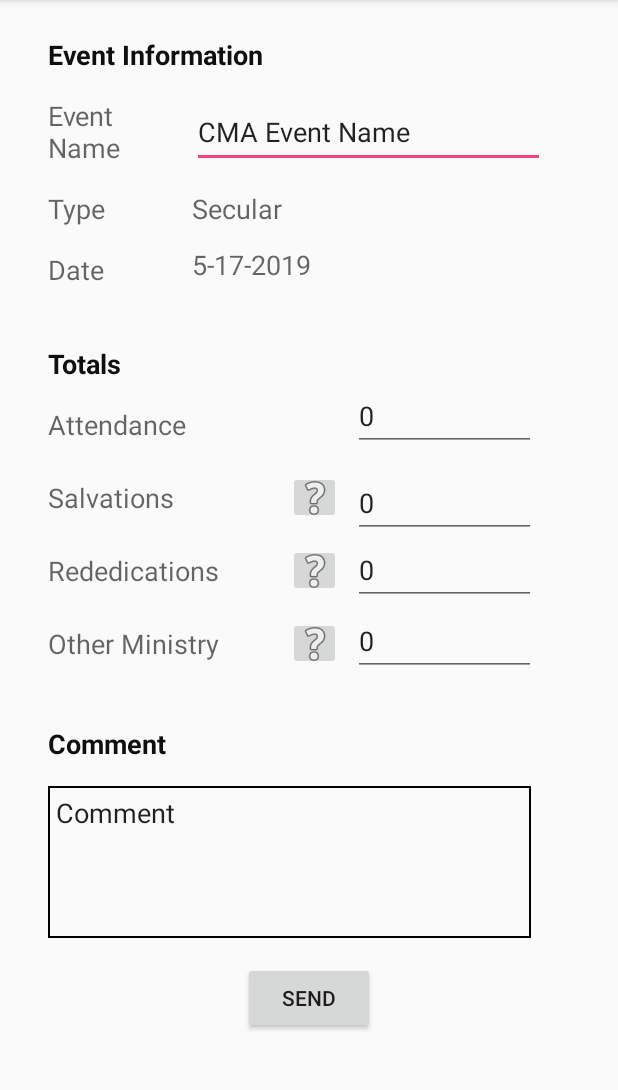
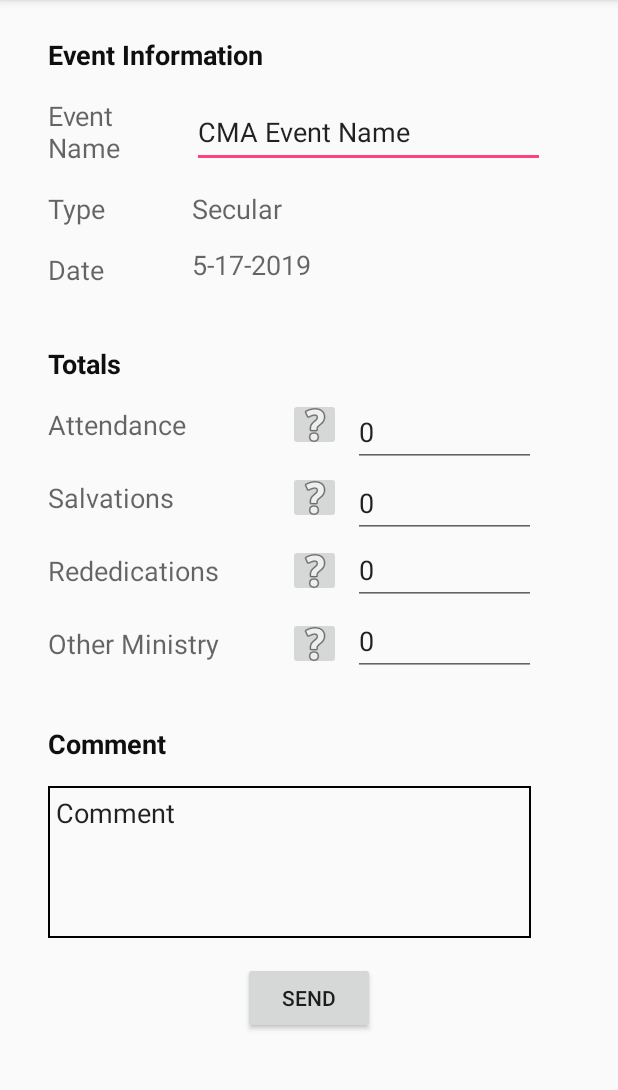
Before and after one commit to pauldshep/CMAActivityReport, an Android app: the screen it shows after launch (ActivityMain), on a phone screen of 412 x 824 dp, the part 84-1174 px from its top. Run offline under Robolectric (Android 15) with nearby library versions, the phone set to English and light mode, and no system bars.

Commit message:
Help  for attendance

```diff
--- a/app/src/main/java/com/sss/android/cmaactivityreport/ActivityMain.java
+++ b/app/src/main/java/com/sss/android/cmaactivityreport/ActivityMain.java
@@ -3,7 +3,6 @@ package com.sss.android.cmaactivityreport;
 import android.content.Context;
 import android.content.DialogInterface;
 import android.content.Intent;
-import android.media.Image;
 import android.support.v7.app.ActionBar;
 import android.support.v7.app.AlertDialog;
 import android.support.v7.app.AppCompatActivity;
@@ -14,7 +13,6 @@ import android.view.MenuInflater;
 import android.view.MenuItem;
 import android.view.View;
 import android.widget.*;
-import org.w3c.dom.Text;
 
 
 /**
@@ -242,25 +240,24 @@ public class ActivityMain extends AppCompatActivity
         //----------------------------------------------------------------------
         // Help Buttons
         //----------------------------------------------------------------------
-        ImageButton ib_other_help = findViewById(R.id.imageButtonOtherHelp);
-        ib_other_help.setOnClickListener(new View.OnClickListener()
+
+        ImageButton ib_attend = findViewById(R.id.imageButtonAttendHelp);
+        ib_attend.setOnClickListener(new View.OnClickListener()
         {
             @Override
             public void onClick(View v)
             {
-                helpDialog("Other Ministry",
-                    "Those you personally prayed with or helped in a matter other than salvation or rededication");
+                helpDialog("Attendance", getString(R.string.help_attendance));
             }
         });
 
-        ImageButton ib_salvation    = findViewById(R.id.imageButtonSlavationHelp);
+        ImageButton ib_salvation = findViewById(R.id.imageButtonSalvationHelp);
         ib_salvation.setOnClickListener(new View.OnClickListener()
         {
             @Override
             public void onClick(View v)
             {
-                helpDialog("Salvation",
-                        "Those you personally prayed with to accept Christ as Lord and Savior");
+                helpDialog("Salvation", getString(R.string.help_salvation));
             }
         });
 
@@ -270,8 +267,17 @@ public class ActivityMain extends AppCompatActivity
             @Override
             public void onClick(View v)
             {
-                helpDialog("Rededication",
-                        "Those you personally prayed with for rededication or recommitment to Christ");
+                helpDialog("Rededication", getString(R.string.help_rededication));
+            }
+        });
+
+        ImageButton ib_other_help   = findViewById(R.id.imageButtonOtherHelp);
+        ib_other_help.setOnClickListener(new View.OnClickListener()
+        {
+            @Override
+            public void onClick(View v)
+            {
+                helpDialog("Other Ministry", getString(R.string.help_other));
             }
         });
 
--- a/app/src/main/res/layout/activity_main.xml
+++ b/app/src/main/res/layout/activity_main.xml
@@ -37,15 +37,7 @@
                     android:layout_marginStart="8dp"
                     app:layout_constraintTop_toTopOf="@+id/textView_other"
                     app:layout_constraintBottom_toBottomOf="@+id/textView_other"/>
-            <ImageButton
-                    android:layout_width="35dp"
-                    android:layout_height="35dp"
-                    app:srcCompat="@android:drawable/ic_menu_help"
-                    android:id="@+id/imageButtonSlavationHelp"
-                    app:layout_constraintStart_toEndOf="@+id/textView_salvations"
-                    android:layout_marginStart="8dp"
-                    app:layout_constraintTop_toTopOf="@+id/textView_salvations"
-                    app:layout_constraintBottom_toBottomOf="@+id/textView_salvations"/>
+
             <TextView
                     android:layout_width="wrap_content"
                     android:layout_height="wrap_content"
@@ -124,10 +116,10 @@
 
             <!-- Event Date -->
             <TextView
-                    android:id="@+id/textViewDateTitle"
                     android:layout_width="64dp"
                     android:layout_height="wrap_content"
                     android:text="@string/event_date"
+                    android:id="@+id/textViewDateTitle"
                     android:textAppearance="?android:attr/textAppearanceMedium"
                     android:layout_alignParentStart="true"
                     android:gravity="center_vertical"
@@ -140,13 +132,13 @@
                     app:layout_constraintTop_toBottomOf="@+id/textViewTypeTitle"/>
 
             <TextView
-                    android:id="@+id/textViewEventDate"
                     android:layout_width="215dp"
                     android:layout_height="28dp"
                     android:inputType="date"
                     android:textAppearance="?android:attr/textAppearanceMedium"
                     android:text="@string/edittext_date"
                     android:ems="10"
+                    android:id="@+id/textViewEventDate"
                     android:layout_alignStart="@+id/textViewEventType"
                     android:layout_alignEnd="@+id/textViewEventType"
                     android:layout_below="@+id/textViewEventType"
@@ -190,6 +182,16 @@
                     android:layout_marginStart="24dp"
                     app:layout_constraintStart_toStartOf="parent"/>
 
+            <ImageButton
+                    android:id="@+id/imageButtonAttendHelp"
+                    app:srcCompat="@android:drawable/ic_menu_help"
+                    android:layout_width="35dp"
+                    android:layout_height="35dp"
+                    app:layout_constraintTop_toTopOf="@+id/eventAttend"
+                    app:layout_constraintBottom_toBottomOf="@+id/eventAttend"
+                    app:layout_constraintStart_toEndOf="@+id/eventAttend"
+                    android:layout_marginStart="8dp"/>
+
             <EditText
                     android:id="@+id/editTextEventAttend"
                     android:layout_width="122dp"
@@ -202,8 +204,9 @@
                     android:layout_below="@+id/textView_totals"
                     app:layout_constraintBottom_toBottomOf="@+id/eventAttend"
                     app:layout_constraintTop_toTopOf="@+id/eventAttend"
-                    app:layout_constraintStart_toStartOf="@+id/editTextSalvations"
-                    app:layout_constraintVertical_bias="0.761"/>
+                    app:layout_constraintVertical_bias="0.272"
+                    app:layout_constraintStart_toEndOf="@+id/imageButtonAttendHelp"
+                    android:layout_marginStart="8dp"/>
 
             <!-- Number of Salvations -->
             <TextView
@@ -222,6 +225,15 @@
                     android:layout_marginStart="24dp"
                     app:layout_constraintStart_toStartOf="parent"/>
 
+            <ImageButton
+                    android:id="@+id/imageButtonSalvationHelp"
+                    android:layout_width="35dp"
+                    android:layout_height="35dp"
+                    app:srcCompat="@android:drawable/ic_menu_help"
+                    app:layout_constraintStart_toEndOf="@+id/textView_salvations"
+                    android:layout_marginStart="8dp"
+                    app:layout_constraintTop_toTopOf="@+id/textView_salvations"
+                    app:layout_constraintBottom_toBottomOf="@+id/textView_salvations"/>
 
             <EditText
                     android:layout_width="122dp"
@@ -235,7 +247,7 @@
                     app:layout_constraintBottom_toBottomOf="@+id/textView_salvations"
                     app:layout_constraintTop_toTopOf="@+id/textView_salvations"
                     app:layout_constraintVertical_bias="0.333"
-                    app:layout_constraintStart_toEndOf="@+id/imageButtonSlavationHelp"
+                    app:layout_constraintStart_toEndOf="@+id/imageButtonSalvationHelp"
                     android:layout_marginStart="8dp"/>
 
             <!-- Number of rededications -->
--- a/app/src/main/res/values/strings.xml
+++ b/app/src/main/res/values/strings.xml
@@ -53,6 +53,12 @@
     <string name="email_action_bar_reset">Reset</string>
     <string name="email_action_bar_help">Help</string>
 
+    <!-- Help button strings -->
+    <string name="help_attendance">Number of CMA Members at the event</string>
+    <string name="help_salvation">Those you personally prayed with to accept Christ as Lord and Savior</string>
+    <string name="help_rededication">Those you personally prayed with for rededication or recommitment to Christ</string>
+    <string name="help_other">Those you personally prayed with or helped in a matter other than salvation or rededication</string>
+
 
     <!-- About Activity Strings -->
     <string name="activity_about_title">About CMA Activity Report</string>
```
